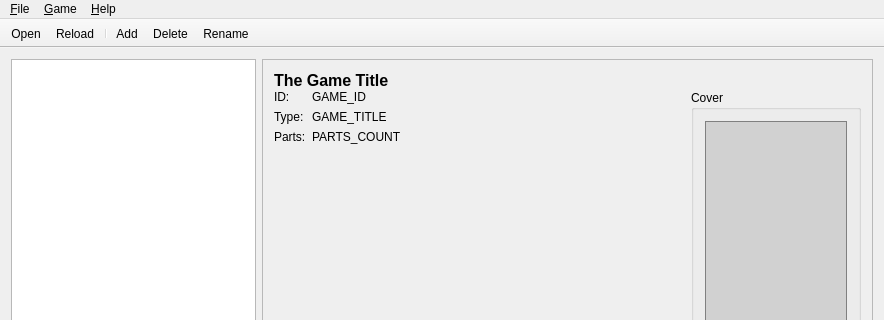
The window that src/MainWindow.ui (brainstream/OPL-PC-Tools) describes before a commit, drawn with Qt 5; both pictures show x 0 to 884 and y 0 to 320 of the 884 by 592 pixel window.
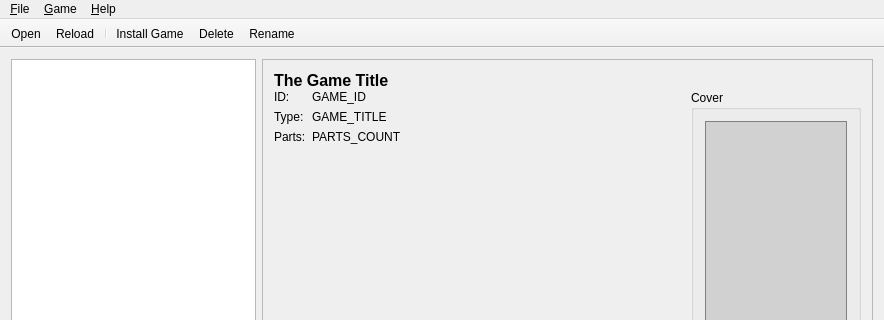
The same window after the commit. Icons and pictures are not drawn.

```diff
--- a/src/MainWindow.ui
+++ b/src/MainWindow.ui
@@ -481,7 +481,7 @@
      <normaloff>:/icons/archive-insert</normaloff>:/icons/archive-insert</iconset>
    </property>
    <property name="text">
-    <string>&amp;Add...</string>
+    <string>&amp;Install Game...</string>
    </property>
    <property name="toolTip">
     <string>Add Game</string>
```
Left out of the diff: 25 changed lines with no effect on the pictures.
